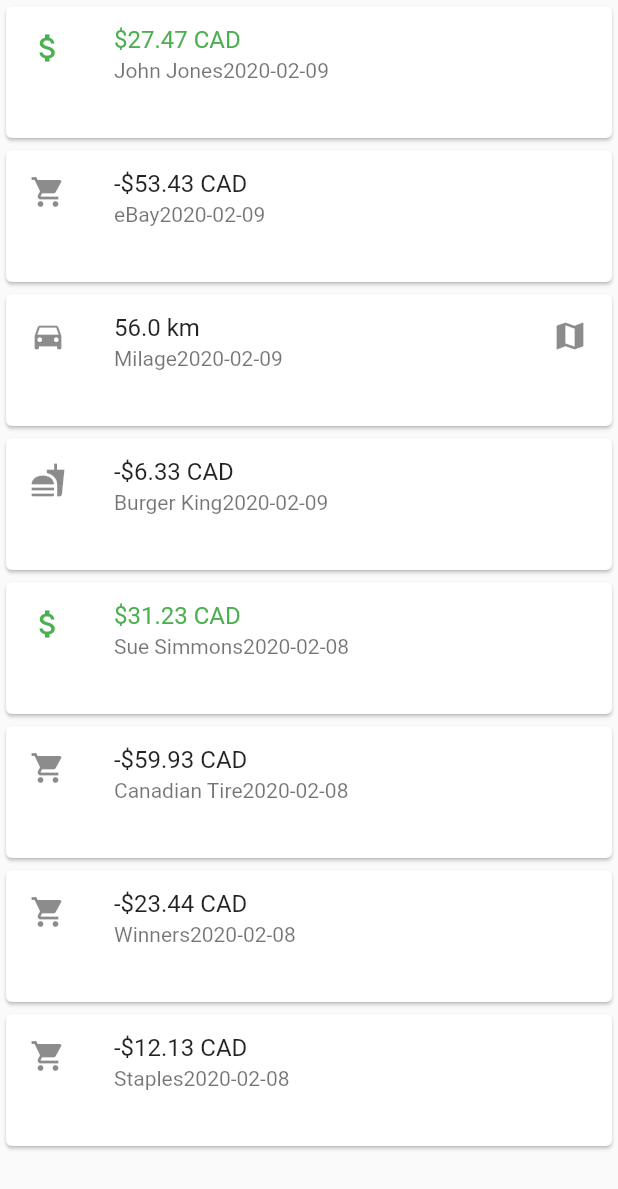
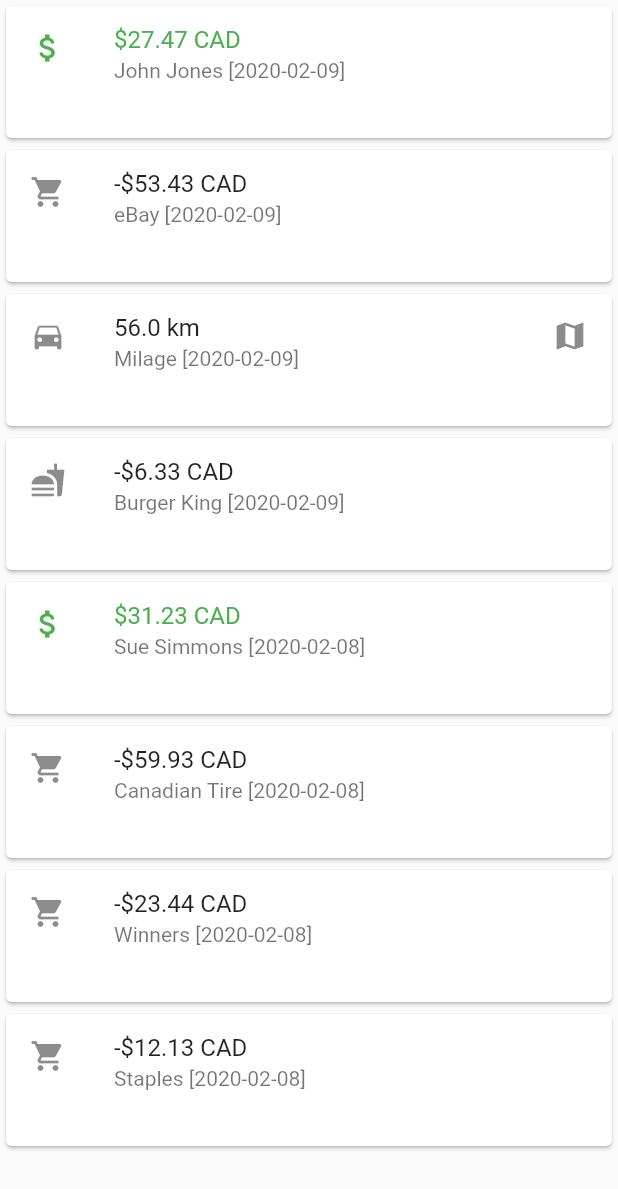
Before and after one commit to foresthpark/atb_hackathon2020, a Flutter app: the PendingCatgories screen opened directly, on a phone screen of 412 x 824 dp. Shown: the top 1189 px of the screen. Run offline on Flutter 3.47's test engine with Material 2 defaults, Android fonts, the light colour scheme and no system bars; drawn by our look-alikes of flutter_slidable; our stand-ins replace after_layout, charts_flutter, google_nav_bar, introduction_screen, line_icons, qr_flutter and 1 more; missing offline and left inert: beauty_textfield, qrscan, slide_to_confirm, transformer_page_view.

Commit message:
refactor(pending_catgories): reformat dates

```diff
--- a/lib/views/pending_catgories.dart
+++ b/lib/views/pending_catgories.dart
@@ -306,7 +306,7 @@
                 leading: categoryToIcon(categories[index]),
                 title:
                     categoryToAmount(amounts[index], categories[index], index),
-                subtitle: Text('${names[index].toString()}${dates[index]}'),
+                subtitle: Text('${names[index].toString()} [${dates[index]}]'),
                 trailing:
                     categories[index] == "milage" ? Icon(Icons.map) : null,
                 onTap: () {},
```
